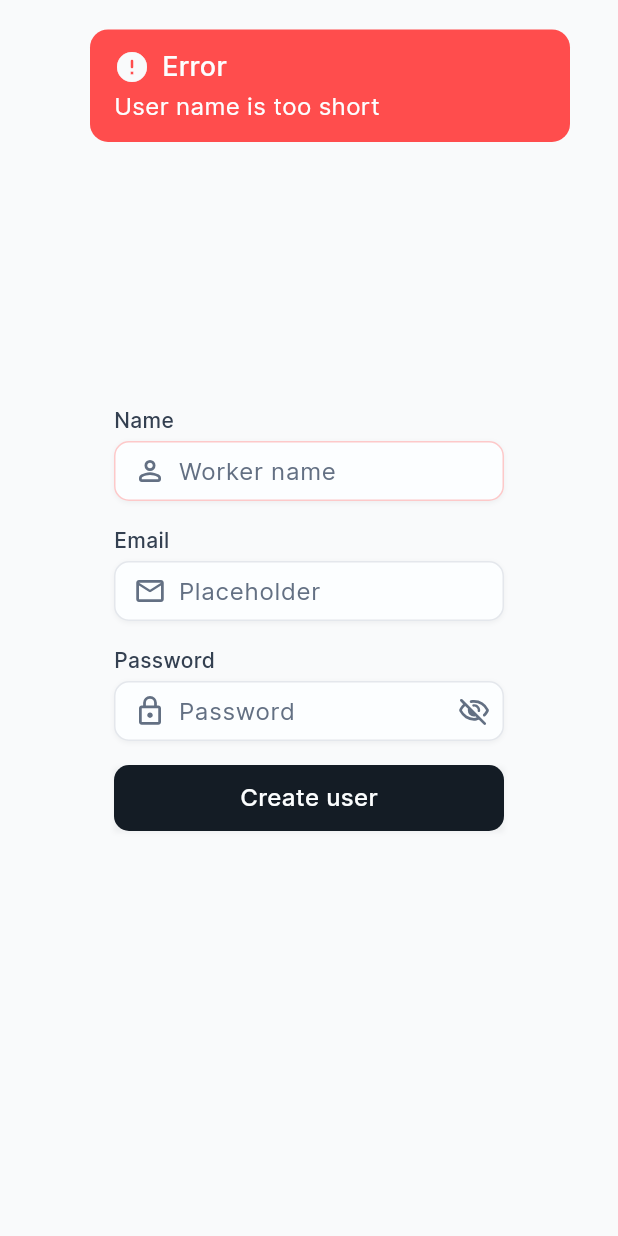
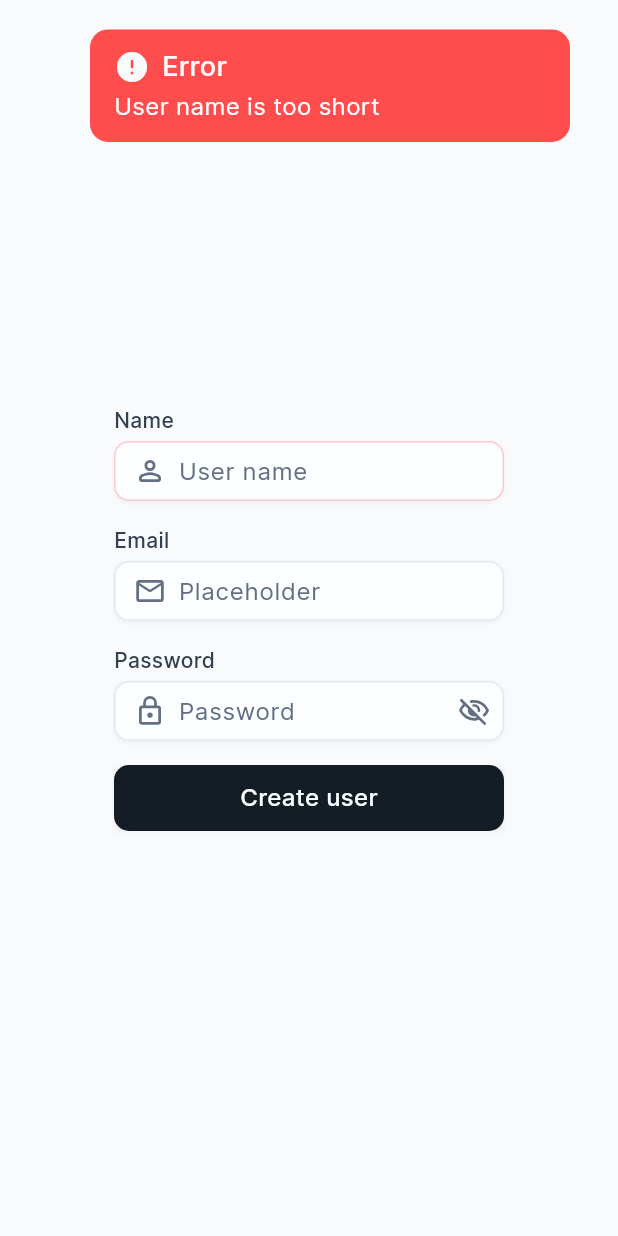
Before and after one commit to ContrastPro/stay_group_web, a Flutter app: the ManageUserPage screen opened directly with empty values, after a tap on "Create user", on a phone screen of 412 x 824 dp. Run offline on Flutter 3.47's test engine with Material 3 defaults, Android fonts, the phone set to English and light mode, and no system bars; our stand-ins replace auto_size_text, bot_toast, cached_network_image, email_validator, firebase_auth, firebase_core and 7 more; accounts and stored records are empty; statements that could not run were skipped.

Commit message:
Modified user auth state

```diff
--- a/lib/pages/team_pages/manage_user_page/blocs/manage_user_bloc/manage_user_bloc.dart
+++ b/lib/pages/team_pages/manage_user_page/blocs/manage_user_bloc/manage_user_bloc.dart
@@ -19,7 +19,7 @@ class ManageUserBloc extends Bloc<ManageUserEvent, ManageUserState> {
     required this.usersRepository,
     required this.localDB,
   }) : super(const ManageUserState()) {
-    on<CreateWorker>((event, emit) async {
+    on<CreateUser>((event, emit) async {
       emit(
         state.copyWith(
           status: BlocStatus.loading,
@@ -28,19 +28,19 @@ class ManageUserBloc extends Bloc<ManageUserEvent, ManageUserState> {
 
       final User? userData = authRepository.currentUser();
 
-      final UserCredential? createdWorker = await authRepository.emailSignUp(
+      final UserCredential? createdUser = await authRepository.emailSignUp(
         email: event.email,
         password: event.password,
       );
 
-      if (createdWorker != null) {
-        final User worker = createdWorker.user!;
+      if (createdUser != null) {
+        final User user = createdUser.user!;
 
         await usersRepository.createUser(
-          userId: worker.uid,
+          userId: user.uid,
           spaceId: userData!.uid,
           role: UserRole.worker,
-          email: worker.email!,
+          email: user.email!,
           name: event.name,
         );
 
--- a/lib/pages/team_pages/manage_user_page/blocs/manage_user_bloc/manage_user_event.dart
+++ b/lib/pages/team_pages/manage_user_page/blocs/manage_user_bloc/manage_user_event.dart
@@ -5,8 +5,8 @@ abstract class ManageUserEvent {
   const ManageUserEvent();
 }
 
-class CreateWorker extends ManageUserEvent {
-  const CreateWorker({
+class CreateUser extends ManageUserEvent {
+  const CreateUser({
     required this.name,
     required this.email,
     required this.password,
--- a/lib/pages/team_pages/manage_user_page/manage_user_page.dart
+++ b/lib/pages/team_pages/manage_user_page/manage_user_page.dart
@@ -85,7 +85,7 @@ class _TeamPageState extends State<ManageUserPage> {
     });
   }
 
-  void _createWorker(BuildContext context) {
+  void _createUser(BuildContext context) {
     _switchErrorName();
     _switchErrorEmail();
     _switchErrorPassword();
@@ -116,7 +116,7 @@ class _TeamPageState extends State<ManageUserPage> {
     }
 
     context.read<ManageUserBloc>().add(
-          CreateWorker(
+          CreateUser(
             name: name,
             email: email,
             password: password,
@@ -182,7 +182,7 @@ class _TeamPageState extends State<ManageUserPage> {
                           BorderTextField(
                             controller: _controllerName,
                             labelText: 'Name',
-                            hintText: 'Worker name',
+                            hintText: 'User name',
                             prefixIcon: AppIcons.user,
                             errorText: _errorTextName,
                             onChanged: _validateName,
@@ -213,7 +213,7 @@ class _TeamPageState extends State<ManageUserPage> {
                           const SizedBox(height: 16.0),
                           CustomButton(
                             text: 'Create user',
-                            onTap: () => _createWorker(context),
+                            onTap: () => _createUser(context),
                           ),
                         ],
                       ),
--- a/lib/pages/team_pages/team_page/blocs/team_bloc/team_state.dart
+++ b/lib/pages/team_pages/team_page/blocs/team_bloc/team_state.dart
@@ -4,15 +4,19 @@ part of 'team_bloc.dart';
 class TeamState {
   const TeamState({
     this.status = BlocStatus.initial,
+    this.users = const [],
   });
 
   final BlocStatus status;
+  final List<UserModel> users;
 
   TeamState copyWith({
     BlocStatus? status,
+    List<UserModel>? users,
   }) {
     return TeamState(
       status: status ?? this.status,
+      users: users ?? this.users,
     );
   }
 }
--- a/lib/widgets/navigation/custom_drawer.dart
+++ b/lib/widgets/navigation/custom_drawer.dart
@@ -65,8 +65,8 @@ class CustomDrawer extends StatelessWidget {
     ),
   ];
 
-  List<BottomNavigationBarItemModel> _getTabs(UserModel? user) {
-    if (user!.info.role == UserRole.manager) {
+  List<BottomNavigationBarItemModel> _getTabs(UserModel user) {
+    if (user.info.role == UserRole.manager) {
       return _tabsManager;
     }
 
@@ -94,7 +94,7 @@ class CustomDrawer extends StatelessWidget {
           return SizedBox(
             width: 240.0,
             child: Column(
-              children: _getTabs(state.user).map((e) {
+              children: _getTabs(state.user!).map((e) {
                 return Flexible(
                   child: Padding(
                     padding: const EdgeInsets.only(bottom: 4.0),
@@ -157,7 +157,7 @@ class CustomDrawer extends StatelessWidget {
         return SizedBox(
           width: 45.0,
           child: Column(
-            children: _getTabs(state.user).map((e) {
+            children: _getTabs(state.user!).map((e) {
               return Padding(
                 padding: const EdgeInsets.only(bottom: 4.0),
                 child: InkWell(
```
Also changed, not shown: lib/pages/account_settings_pages/account_settings_page/blocs/account_settings_bloc/account_settings_bloc.dart (+1 -15 lines), lib/pages/team_pages/team_page/blocs/team_bloc/team_bloc.dart (+10 -13 lines), lib/pages/team_pages/team_page/team_page.dart (+92 -2 lines).
